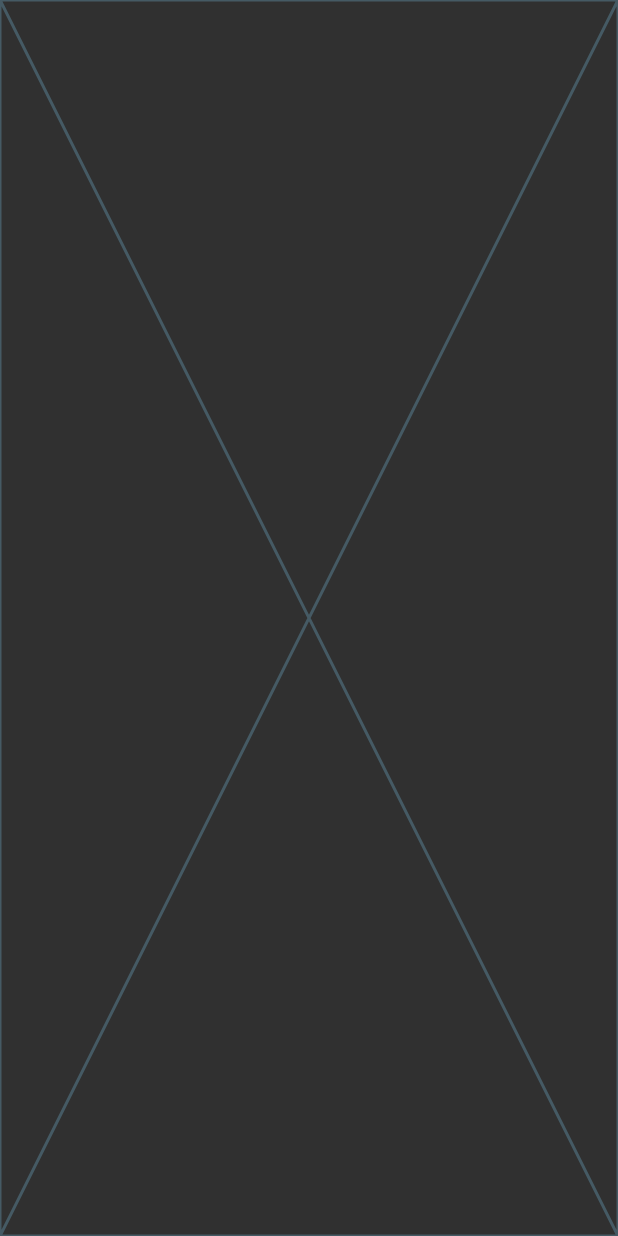
After one commit to Alaiady/notes, a Flutter app: the screen it shows after launch, after a tap on "Flutter Tips", on a phone screen of 412 x 824 dp. The commit adds this screen. Run offline on Flutter 3.47's test engine with Material 2 defaults, Android fonts, the phone set to English and light mode, and no system bars.

Commit message:
create edit note view

```diff
--- a/lib/main.dart
+++ b/lib/main.dart
@@ -11,6 +11,7 @@ class NotesApp extends StatelessWidget {
   @override
   Widget build(BuildContext context) {
     return MaterialApp(
+      debugShowCheckedModeBanner: false,
       theme: ThemeData(
         fontFamily: 'Poppins',
         brightness: Brightness.dark,
--- /dev/null
+++ b/lib/views/edit_notes_view.dart
@@ -0,0 +1,13 @@
+import 'package:flutter/material.dart';
+import 'package:project_11/views/widgets/edit_view_body.dart';
+
+class EditNoteView extends StatelessWidget {
+  const EditNoteView({super.key});
+
+  @override
+  Widget build(BuildContext context) {
+    return Scaffold(
+      body: EditNoteViewBody(),
+    );
+  }
+}
--- a/lib/views/widgets/custom_note_item.dart
+++ b/lib/views/widgets/custom_note_item.dart
@@ -1,11 +1,19 @@
 import 'package:flutter/material.dart';
+import 'package:project_11/views/edit_notes_view.dart';
+import 'package:project_11/views/widgets/edit_view_body.dart';
 
 class NoteItem extends StatelessWidget {
   const NoteItem({super.key});
 
   @override
   Widget build(BuildContext context) {
-    return Container(
+    return GestureDetector(
+      onTap: () {
+        Navigator.push(context, MaterialPageRoute(builder: (context) {
+          return const EditNoteView();
+        }));
+      },
+      child: Container(
         padding: const EdgeInsets.only(top: 24, bottom: 24, left: 18),
         decoration: BoxDecoration(
           color: const Color(0xFFFFCC80),
@@ -41,12 +49,13 @@ class NoteItem extends StatelessWidget {
               padding: const EdgeInsets.only(right: 20),
               child: Text(
                 'October 21,2023',
-              style:
-                  TextStyle(fontSize: 16, color: Colors.black.withOpacity(.5)),
+                style: TextStyle(
+                    fontSize: 16, color: Colors.black.withOpacity(.5)),
               ),
             ),
           ],
         ),
+      ),
     );
   }
 }
--- /dev/null
+++ b/lib/views/widgets/edit_view_body.dart
@@ -0,0 +1,10 @@
+import 'package:flutter/material.dart';
+
+class EditNoteViewBody extends StatelessWidget {
+  const EditNoteViewBody({super.key});
+
+  @override
+  Widget build(BuildContext context) {
+    return const Placeholder();
+  }
+}
```
Lines whose indentation alone changed are shown as unchanged.
